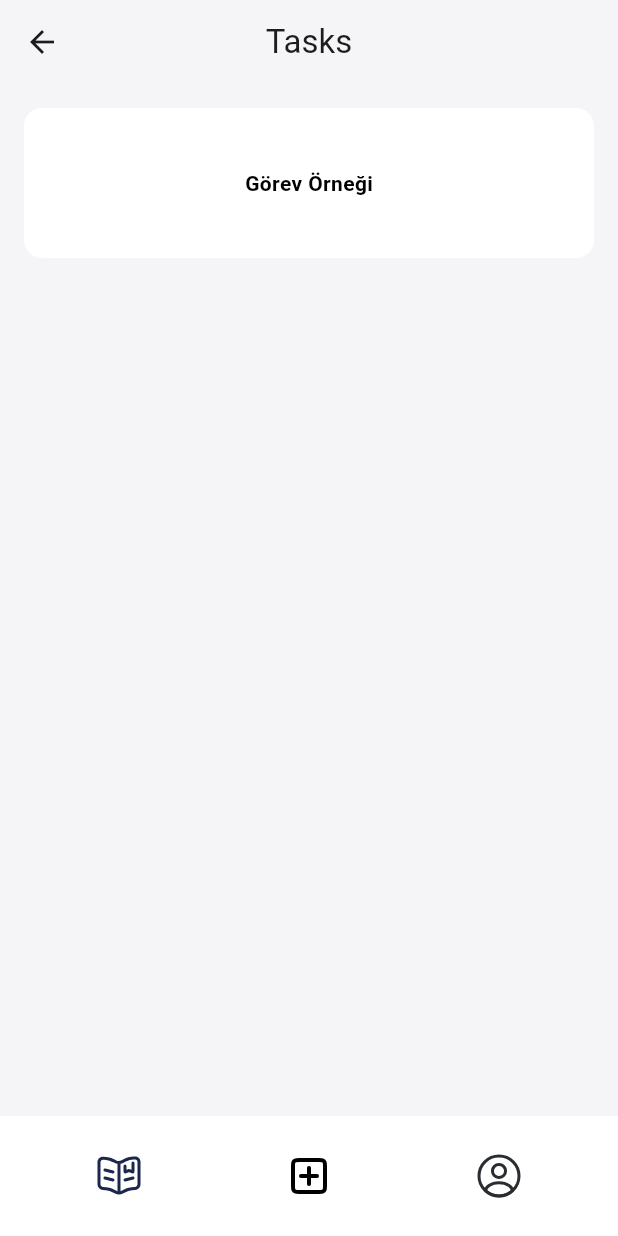
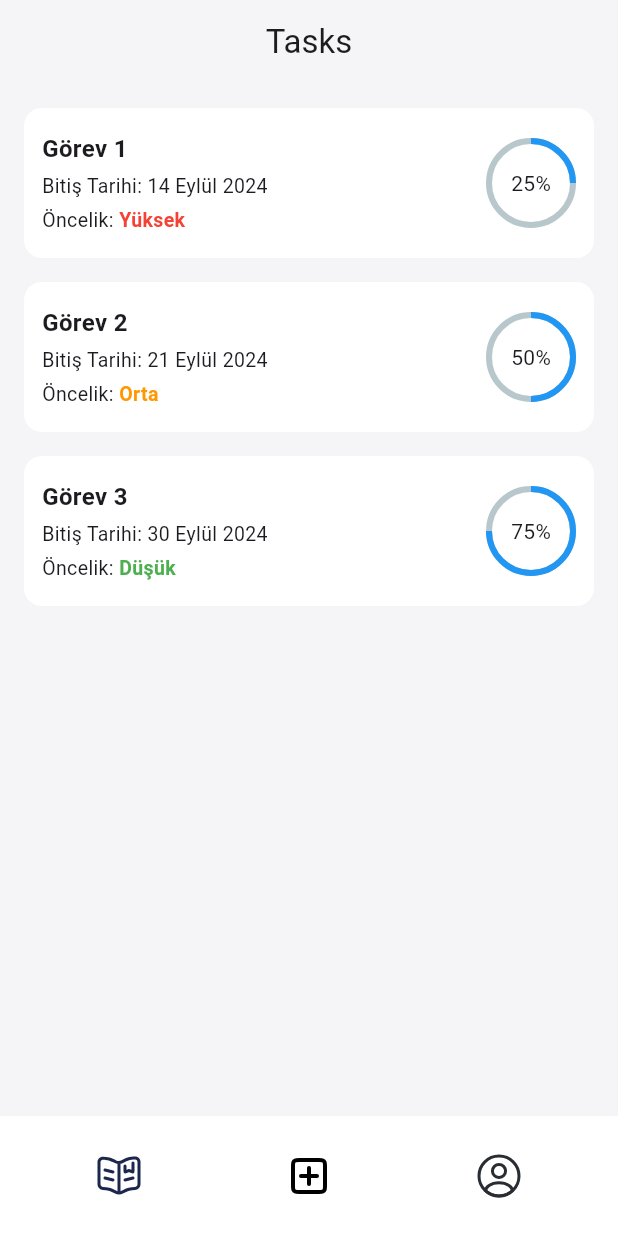
Before and after one commit to idilsg/TaskManagerApp, a Flutter app: the TasksPage screen opened by its route, on a phone screen of 412 x 824 dp. Run offline on Flutter 3.47's test engine with Material 3 defaults, Android fonts, the phone set to English and light mode, and no system bars; drawn by our look-alikes of percent_indicator; our stand-ins replace flutter_svg.

Commit message:
tasks examples

```diff
--- a/lib/main.dart
+++ b/lib/main.dart
@@ -7,7 +7,6 @@ import 'package:taskmanagerapp/pages/addtask.dart';
 import 'package:taskmanagerapp/pages/profile.dart';
 import 'package:taskmanagerapp/pages/users.dart';
 import 'package:taskmanagerapp/pages/taskfilter.dart';
-import 'package:taskmanagerapp/pages/edituser.dart';
 
 void main() {
   runApp(const MyApp());
@@ -24,10 +23,9 @@ class MyApp extends StatelessWidget {
       theme: ThemeData(
         primarySwatch: Colors.blue,
       ),
-      // home: const EditTaskPage(), // test için değiştiriyorum, login olacak
       initialRoute: '/',
       routes: {
-        '/': (context) => const LoginPage(), // login olacak
+        '/': (context) => const TasksPage(), // test için değiştiriyorum, login olacak
         '/tasks': (context) => const TasksPage(),
         '/taskdetails': (context) => const TaskDetailsPage(),
         '/addtask': (context) => const AddTaskPage(),
@@ -35,7 +33,6 @@ class MyApp extends StatelessWidget {
         '/profile': (context) => const ProfilePage(),
         '/users': (context) => const UsersPage(),
         '/taskfilter': (context) => const TaskFilterPage(),
-        '/edituser': (context) => const EditUserPage(),
         '/login': (context) => const LoginPage(),
       },
     );
--- a/lib/pages/login.dart
+++ b/lib/pages/login.dart
@@ -128,9 +128,7 @@ class LoginPage extends StatelessWidget {
 
               // giriş yap butonu
               ElevatedButton(
-                onPressed: () {
-                  Navigator.pushReplacementNamed(context, '/tasks');
-                },
+                onPressed: () {Navigator.pushReplacementNamed(context, '/tasks');},
                 style: ElevatedButton.styleFrom(
                   foregroundColor: Colors.white,
                   backgroundColor: const Color(0xFFE47000),
--- a/lib/pages/tasks.dart
+++ b/lib/pages/tasks.dart
@@ -1,8 +1,6 @@
 import 'package:flutter/material.dart';
 import 'package:taskmanagerapp/widgets/bottombar.dart';
-
-// görevlerin  gözükebileceği, bottom bar'daki ilk sayfa
-// adminlerde değişiklikler olacak
+import 'package:taskmanagerapp/widgets/taskbox.dart';
 
 class TasksPage extends StatelessWidget {
   const TasksPage({super.key});
@@ -15,40 +13,36 @@ class TasksPage extends StatelessWidget {
         title: const Text('Tasks'),
         centerTitle: true,
         backgroundColor: const Color(0xFFF5F5F7),
+        automaticallyImplyLeading: false,
       ),
-      body: Padding(
-        padding: const EdgeInsets.all(16.0),
+      body: const Padding(
+        padding: EdgeInsets.all(16.0),
         child: Column(
           children: [
-            GestureDetector(
-              onTap: () {
-                Navigator.pushNamed(context, '/taskdetails');
-              },
-              child: Container(
-                height: 100,
-                width: double.infinity,
-                decoration: BoxDecoration(
-                  color: Colors.white,
-                  borderRadius: BorderRadius.circular(12.0),
-                ),
-                child: const Center(
-                  child: Text(
-                    'Görev Örneği',
-                    style: TextStyle(
-                      color: Colors.black,
-                      fontSize: 14,
-                      fontWeight: FontWeight.bold,
-                    ),
-                  ),
-                ),
-              ),
+            TaskBox(
+              taskName: 'Görev 1',
+              deadline: '14 Eylül 2024',
+              priority: 'Yüksek',
+              progress: 0.25,
+            ),
+            SizedBox(height: 16),
+            TaskBox(
+              taskName: 'Görev 2',
+              deadline: '21 Eylül 2024',
+              priority: 'Orta',
+              progress: 0.50,
+            ),
+            SizedBox(height: 16),
+            TaskBox(
+              taskName: 'Görev 3',
+              deadline: '30 Eylül 2024',
+              priority: 'Düşük',
+              progress: 0.75,
             ),
           ],
         ),
       ),
-      bottomNavigationBar: const BottomBar(
-        selectedIndex: 0,
-      ),
+      bottomNavigationBar: const BottomBar(selectedIndex: 0),
     );
   }
 }
--- /dev/null
+++ b/lib/widgets/taskbox.dart
@@ -0,0 +1,100 @@
+import 'package:flutter/material.dart';
+import 'package:percent_indicator/percent_indicator.dart';
+
+class TaskBox extends StatelessWidget {
+  final String taskName;
+  final String deadline;
+  final String priority;
+  final double progress;
+
+  const TaskBox({
+    super.key,
+    required this.taskName,
+    required this.deadline,
+    required this.priority,
+    required this.progress,
+  });
+
+  @override
+  Widget build(BuildContext context) {
+    Color priorityColor;
+
+    if (priority == 'Yüksek') {
+      priorityColor = Colors.red;
+    } else if (priority == 'Orta') {
+      priorityColor = Colors.orange;
+    } else {
+      priorityColor = Colors.green;
+    }
+
+    return GestureDetector(
+      onTap: () {
+        Navigator.pushNamed(context, '/taskdetails');
+      },
+      child: Container(
+        height: 100,
+        width: double.infinity,
+        decoration: BoxDecoration(
+          color: Colors.white,
+          borderRadius: BorderRadius.circular(12.0),
+        ),
+        child: Padding(
+          padding: const EdgeInsets.all(12.0),
+          child: Row(
+            mainAxisAlignment: MainAxisAlignment.spaceBetween,
+            children: [
+              Column(
+                crossAxisAlignment: CrossAxisAlignment.start,
+                mainAxisAlignment: MainAxisAlignment.center,
+                children: [
+                  Text(
+                    taskName,
+                    style: const TextStyle(
+                      fontSize: 16,
+                      fontWeight: FontWeight.bold,
+                    ),
+                  ),
+                  const SizedBox(height: 4),
+                  Text(
+                    'Bitiş Tarihi: $deadline',
+                    style: const TextStyle(
+                      fontSize: 13,
+                      fontWeight: FontWeight.normal,
+                    ),
+                  ),
+                  const SizedBox(height: 4),
+                  Row(
+                    children: [
+                      const Text(
+                        'Öncelik: ',
+                        style: TextStyle(
+                          fontSize: 13,
+                          fontWeight: FontWeight.normal,
+                        ),
+                      ),
+                      Text(
+                        priority,
+                        style: TextStyle(
+                          fontSize: 13,
+                          fontWeight: FontWeight.bold,
+                          color: priorityColor,
+                        ),
+                      ),
+                    ],
+                  ),
+                ],
+              ),
+              CircularPercentIndicator(
+                radius: 30.0,
+                lineWidth: 4.0,
+                percent: progress,
+                center: Text('${(progress * 100).toInt()}%'),
+                progressColor: Colors.blue,
+              ),
+            ],
+          ),
+        ),
+      ),
+    );
+  }
+}
--- a/pubspec.yaml
+++ b/pubspec.yaml
@@ -13,6 +13,7 @@ dependencies:
   flutter_svg: ^2.0.10+1
   http: ^1.2.2
   intl: ^0.17.0
+  percent_indicator: ^4.2.3
 
 
 dev_dependencies:
```
Also changed, not shown: assets/icons/editpen.svg (deleted), pubspec.lock.
